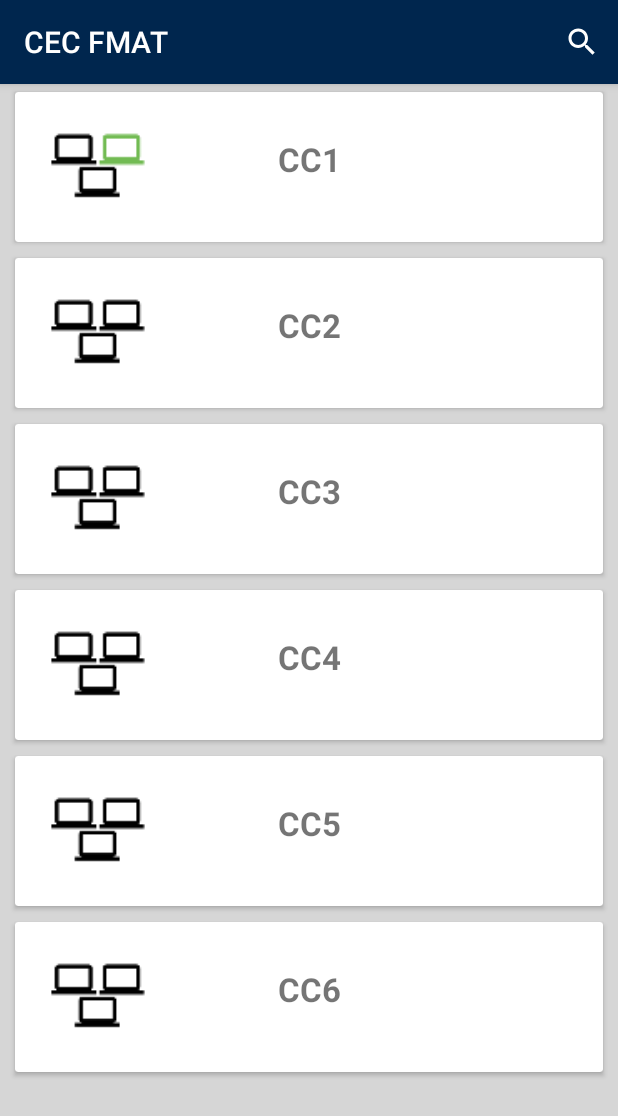
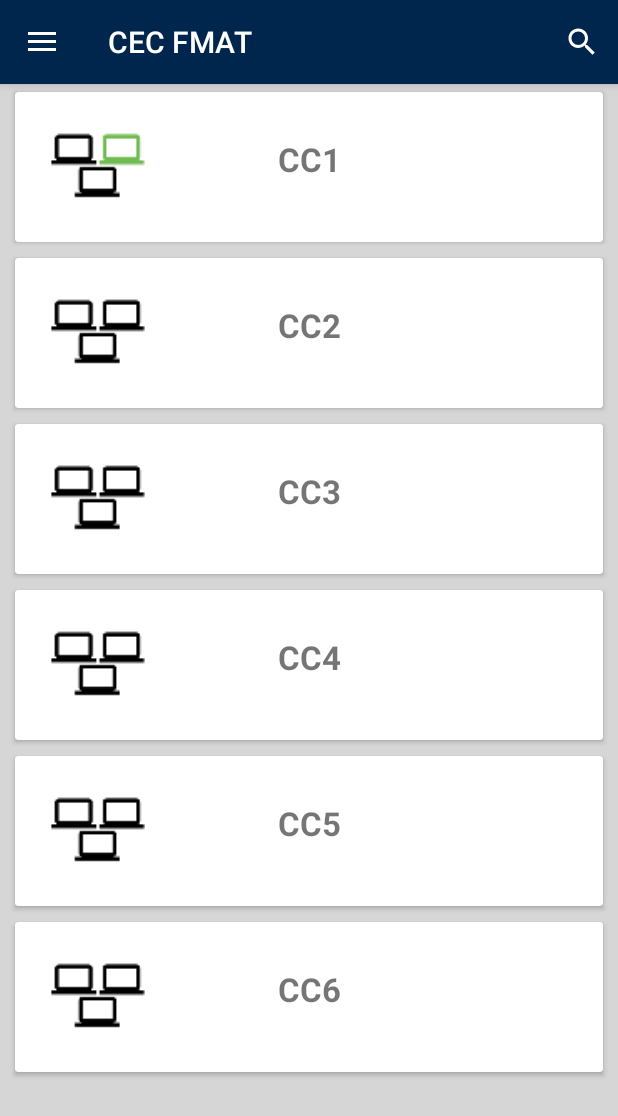
Before and after one commit to kiup/CEC, an Android app: the ComputerCenterActivity screen opened directly, with no data from a screen before it, on a phone screen of 412 x 824 dp. Shown: the top 1116 px of the screen. Run offline under Robolectric (Android 15) with nearby library versions, the phone set to English and light mode, and no system bars.

Commit message:
Creado el menu hamburguesa en la pantalla principal

```diff
--- a/app/src/main/AndroidManifest.xml
+++ b/app/src/main/AndroidManifest.xml
@@ -41,8 +41,7 @@
         <activity
             android:name=".computerCenterDetail.ComputerCenterDetailActivity"
             android:label="@string/title_activity_computer_center_detail"
-            android:theme="@style/AppTheme.NoActionBar"
-            />
+            android:theme="@style/AppTheme.NoActionBar" />
         <activity
             android:name=".computerDetail.ComputerDetailActivity"
             android:label="@string/title_activity_computer_detail"
--- a/app/src/main/java/com/fmat/uady/cec/computerCenterDetail/ComputerCenterDetailAdapter.java
+++ b/app/src/main/java/com/fmat/uady/cec/computerCenterDetail/ComputerCenterDetailAdapter.java
@@ -41,7 +41,7 @@ public class ComputerCenterDetailAdapter extends RecyclerView.Adapter<ComputerCe
     @Override
     public void onBindViewHolder(ComputerViewHolder holder, final int position) {
         holder.name.setText(computers.get(position).getNameComputer());
-        if(computers.get(position).isState()){
+        if(computers.get(position).isOn()){
             holder.image.setImageResource(R.drawable.ic_computer_green_24dp);
         }else{
             holder.image.setImageResource(R.drawable.ic_computer_black_24dp);
--- a/app/src/main/java/com/fmat/uady/cec/listComputerCenter/ComputerCenterActivity.java
+++ b/app/src/main/java/com/fmat/uady/cec/listComputerCenter/ComputerCenterActivity.java
@@ -2,10 +2,15 @@ package com.fmat.uady.cec.listComputerCenter;
 
 import android.app.SearchManager;
 import android.content.Context;
+import android.content.res.Configuration;
 import android.os.Bundle;
 import android.support.design.widget.FloatingActionButton;
+import android.support.design.widget.NavigationView;
 import android.support.design.widget.Snackbar;
+import android.support.v4.view.GravityCompat;
 import android.support.v4.view.MenuItemCompat;
+import android.support.v4.widget.DrawerLayout;
+import android.support.v7.app.ActionBarDrawerToggle;
 import android.support.v7.app.AppCompatActivity;
 import android.support.v7.widget.LinearLayoutManager;
 import android.support.v7.widget.RecyclerView;
@@ -14,6 +19,7 @@ import android.support.v7.widget.Toolbar;
 import android.view.Menu;
 import android.view.MenuItem;
 import android.view.View;
+import android.widget.Toast;
 
 import com.fmat.uady.cec.R;
 import com.fmat.uady.cec.model.Computer;
@@ -22,10 +28,13 @@ import com.fmat.uady.cec.model.ComputerData;
 
 import java.util.ArrayList;
 
-public class ComputerCenterActivity extends AppCompatActivity implements SearchView.OnQueryTextListener{
+public class ComputerCenterActivity extends AppCompatActivity implements SearchView.OnQueryTextListener, NavigationView.OnNavigationItemSelectedListener{
     private RecyclerView recyclerView;
     private ComputerCenterAdapter adapter;
     private ArrayList<ComputerCenter> computerCenters;
+    private NavigationView navigationView;
+    private DrawerLayout drawerLayout;
+    private ActionBarDrawerToggle drawerToggle;
 
 
     @Override
@@ -36,6 +45,20 @@ public class ComputerCenterActivity extends AppCompatActivity implements SearchV
         setSupportActionBar(toolbar);
 
         getSupportActionBar().setDisplayShowTitleEnabled(true);
+        getSupportActionBar().setDisplayHomeAsUpEnabled(true);
+        getSupportActionBar().setHomeButtonEnabled(true);
+
+
+        navigationView = (NavigationView) findViewById(R.id.navigation);
+        navigationView.setNavigationItemSelectedListener(this);
+
+        drawerLayout = (DrawerLayout) findViewById(R.id.drawer_layout);
+        drawerToggle = new ActionBarDrawerToggle(this, drawerLayout, toolbar,
+                R.string.navigation_drawer_open, R.string.navigation_drawer_close);
+
+        drawerLayout.setDrawerListener(drawerToggle);
+
+        drawerToggle.syncState();
 
 
 
@@ -90,7 +113,11 @@ public class ComputerCenterActivity extends AppCompatActivity implements SearchV
 
         int id = item.getItemId();
 
-
+        switch(item.getItemId()) {
+            case android.R.id.home:
+                drawerLayout.openDrawer(GravityCompat.START);
+                return true;
+        }
 
         return super.onOptionsItemSelected(item);
     }
@@ -105,4 +132,33 @@ public class ComputerCenterActivity extends AppCompatActivity implements SearchV
         adapter.getFilter().filter(newText);
         return true;
     }
+
+    @Override
+    public boolean onNavigationItemSelected(MenuItem menuItem) {
+        switch (menuItem.getItemId()){
+            case R.id.navigation_profil:
+                Toast.makeText(getApplicationContext(),"Perfil", Toast.LENGTH_SHORT).show();
+                break;
+            case R.id.navigation_history:
+                Toast.makeText(getApplicationContext(),"Historial", Toast.LENGTH_SHORT).show();
+                break;
+        }
+
+        drawerLayout.closeDrawer(GravityCompat.START);
+        return true;
+    }
+
+
+    @Override
+    public void onBackPressed() {
+
+
+        if (drawerLayout.isDrawerOpen(GravityCompat.START)) {
+            drawerLayout.closeDrawer(GravityCompat.START);
+        }else{
+            super.onBackPressed();
+        }
+
+    }
+
 }
--- /dev/null
+++ b/app/src/main/res/drawable/ic_history_black_24dp.xml
@@ -0,0 +1,9 @@
+<vector xmlns:android="http://schemas.android.com/apk/res/android"
+        android:width="24dp"
+        android:height="24dp"
+        android:viewportWidth="24.0"
+        android:viewportHeight="24.0">
+    <path
+        android:fillColor="#FF000000"
+        android:pathData="M14,2L6,2c-1.1,0 -1.99,0.9 -1.99,2L4,20c0,1.1 0.89,2 1.99,2L18,22c1.1,0 2,-0.9 2,-2L20,8l-6,-6zM16,18L8,18v-2h8v2zM16,14L8,14v-2h8v2zM13,9L13,3.5L18.5,9L13,9z"/>
+</vector>
--- /dev/null
+++ b/app/src/main/res/drawable/ic_man_user_black.xml
@@ -0,0 +1,7 @@
+<vector android:height="24dp" android:viewportHeight="350.0"
+    android:viewportWidth="350.0" android:width="24dp" xmlns:android="http://schemas.android.com/apk/res/android">
+    <path android:fillColor="#000000" android:pathData="M175,171.2c38.9,0 70.5,-38.3 70.5,-85.6C245.5,38.3 235.1,0 175,0s-70.5,38.3 -70.5,85.6C104.5,132.9 136.1,171.2 175,171.2z"/>
+    <path android:fillColor="#000000" android:pathData="M41.9,301.9C41.9,299 41.9,301 41.9,301.9L41.9,301.9z"/>
+    <path android:fillColor="#000000" android:pathData="M308.1,304.1C308.1,303.3 308.1,298.6 308.1,304.1L308.1,304.1z"/>
+    <path android:fillColor="#000000" android:pathData="M307.9,298.4c-1.3,-82.3 -12.1,-105.8 -94.4,-120.7c0,0 -11.6,14.8 -38.6,14.8s-38.6,-14.8 -38.6,-14.8c-81.4,14.7 -92.8,37.8 -94.3,118c-0.1,6.5 -0.2,6.9 -0.2,6.1c0,1.4 0,4.1 0,8.7c0,0 19.6,39.5 133.1,39.5c113.5,0 133.1,-39.5 133.1,-39.5c0,-3 0,-5 0,-6.4C308.1,304.6 308,303.7 307.9,298.4z"/>
+</vector>
--- a/app/src/main/res/layout/activity_computer_center.xml
+++ b/app/src/main/res/layout/activity_computer_center.xml
@@ -1,10 +1,18 @@
 <?xml version="1.0" encoding="utf-8"?>
-<android.support.design.widget.CoordinatorLayout xmlns:android="http://schemas.android.com/apk/res/android"
+<android.support.v4.widget.DrawerLayout
+    xmlns:android="http://schemas.android.com/apk/res/android"
     xmlns:app="http://schemas.android.com/apk/res-auto"
     xmlns:tools="http://schemas.android.com/tools"
     android:layout_width="match_parent"
     android:layout_height="match_parent"
+    android:id="@+id/drawer_layout"
+    android:fitsSystemWindows="true"
+    tools:openDrawer="start"
     tools:context="com.fmat.uady.cec.listComputerCenter.ComputerCenterActivity">
+
+    <android.support.design.widget.CoordinatorLayout
+        android:layout_width="match_parent"
+        android:layout_height="match_parent">
 
         <android.support.design.widget.AppBarLayout
             android:layout_width="match_parent"
@@ -23,3 +31,15 @@
         <include layout="@layout/content_computer_center" />
 
     </android.support.design.widget.CoordinatorLayout>
+
+
+    <android.support.design.widget.NavigationView
+        android:id="@+id/navigation"
+        android:layout_width="wrap_content"
+        android:layout_height="match_parent"
+        android:fitsSystemWindows="true"
+        android:layout_gravity="start"
+        app:headerLayout="@layout/header_navigation"
+        app:menu="@menu/menu_navigation" />
+
+</android.support.v4.widget.DrawerLayout>
--- a/app/src/main/res/layout/content_computer_center.xml
+++ b/app/src/main/res/layout/content_computer_center.xml
@@ -1,5 +1,5 @@
 <?xml version="1.0" encoding="utf-8"?>
-<android.support.constraint.ConstraintLayout xmlns:android="http://schemas.android.com/apk/res/android"
+<android.support.design.widget.CoordinatorLayout xmlns:android="http://schemas.android.com/apk/res/android"
     xmlns:app="http://schemas.android.com/apk/res-auto"
     xmlns:tools="http://schemas.android.com/tools"
     android:layout_width="match_parent"
@@ -16,4 +16,4 @@
 
     </android.support.v7.widget.RecyclerView>
 
-</android.support.constraint.ConstraintLayout>
+</android.support.design.widget.CoordinatorLayout>
--- /dev/null
+++ b/app/src/main/res/menu/menu_navigation.xml
@@ -0,0 +1,15 @@
+<menu xmlns:android="http://schemas.android.com/apk/res/android"
+    xmlns:app="http://schemas.android.com/apk/res-auto"
+    xmlns:tools="http://schemas.android.com/tools"
+    tools:context="com.fmat.uady.cec.listComputerCenter.ComputerCenterActivity">
+    <group android:checkableBehavior="single">
+        <item
+            android:id="@+id/navigation_profil"
+            android:icon="@drawable/ic_man_user_black"
+            android:title="@string/navigation_item_profile"/>
+        <item
+            android:id="@+id/navigation_history"
+            android:icon="@drawable/ic_history_black_24dp"
+            android:title="@string/navigation_item_history"/>
+    </group>
+</menu>
--- /dev/null
+++ b/app/src/main/res/values-w820dp/dimens.xml
@@ -0,0 +1,6 @@
+<resources>
+    <!-- Example customization of dimensions originally defined in res/values/dimens.xml
+         (such as screen margins) for screens with more than 820dp of available width. This
+         would include 7" and 10" devices in landscape (~960dp and ~1280dp respectively). -->
+    <dimen name="activity_horizontal_margin">64dp</dimen>
+</resources>
--- a/app/src/main/res/values/dimens.xml
+++ b/app/src/main/res/values/dimens.xml
@@ -3,4 +3,8 @@
     <!-- Default screen margins, per the Android Design guidelines. -->
     <dimen name="activity_horizontal_margin">16dp</dimen>
     <dimen name="activity_vertical_margin">16dp</dimen>
+
+    <!-- Per the design guidelines, navigation drawers should be between 240dp and 320dp:
+         https://developer.android.com/design/patterns/navigation-drawer.html -->
+    <dimen name="navigation_drawer_width">240dp</dimen>
 </resources>
--- a/app/src/main/res/values/strings.xml
+++ b/app/src/main/res/values/strings.xml
@@ -26,5 +26,19 @@
     <string name="text_id_center_example">CC9</string>
     <string name="text_MACADDRESS">MACADDRESS:</string>
     <string name="text_MACADDRESS_example">FF:FF:FF:FF:FF:FF</string>
+    <string name="title_activity_main">MainActivity</string>
+
+    <string name="title_section1">Section 1</string>
+    <string name="title_section2">Section 2</string>
+    <string name="title_section3">Section 3</string>
+
+    <string name="navigation_drawer_open">Open navigation drawer</string>
+    <string name="navigation_drawer_close">Close navigation drawer</string>
+
+
+    <string name="action_example">Example action</string>
+    <string name="navigation_item_profile">Perfil</string>
+    <string name="navigation_item_history">Historial</string>
+    <string name="name_user">Nombre de usuario</string>
 
 </resources>
```
Also changed, not shown: app/src/main/res/drawable/ic_man_user_white.xml (added, +7 -0 lines), app/src/main/res/layout/header_navigation.xml (added, +35 -0 lines), app/src/main/res/drawable-hdpi/ic_drawer.png (added), app/src/main/res/drawable-mdpi/ic_drawer.png (added), app/src/main/res/drawable-xhdpi/ic_drawer.png (added), app/src/main/res/drawable-xxhdpi/ic_drawer.png (added). Lines whose indentation alone changed are shown as unchanged.
